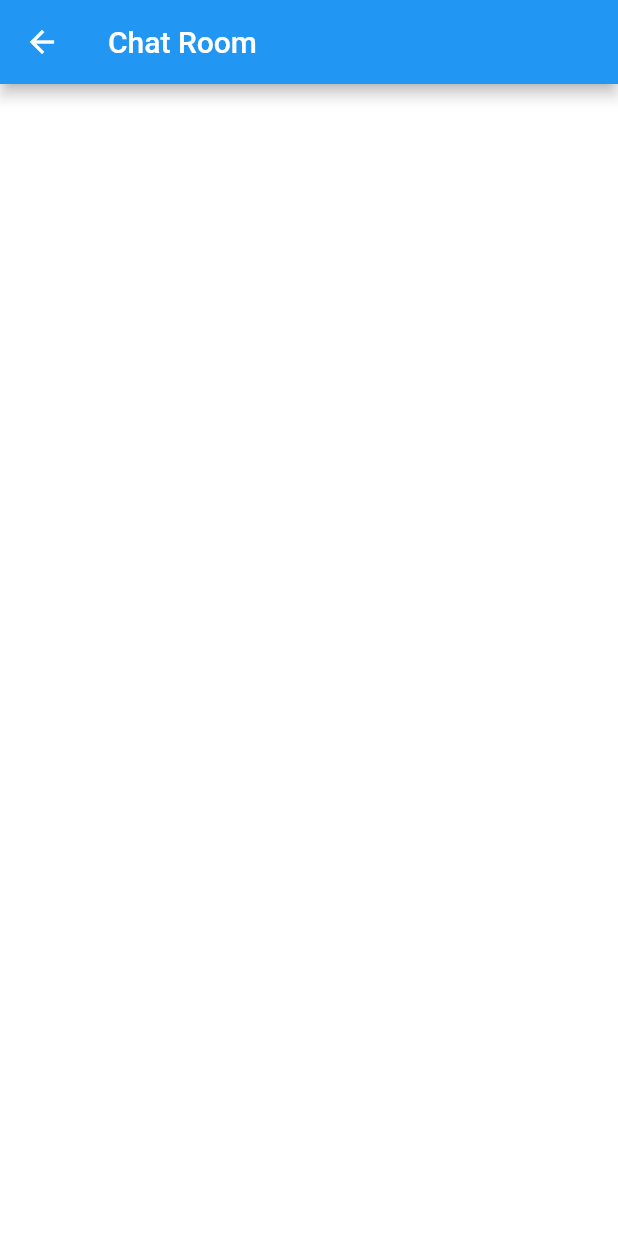
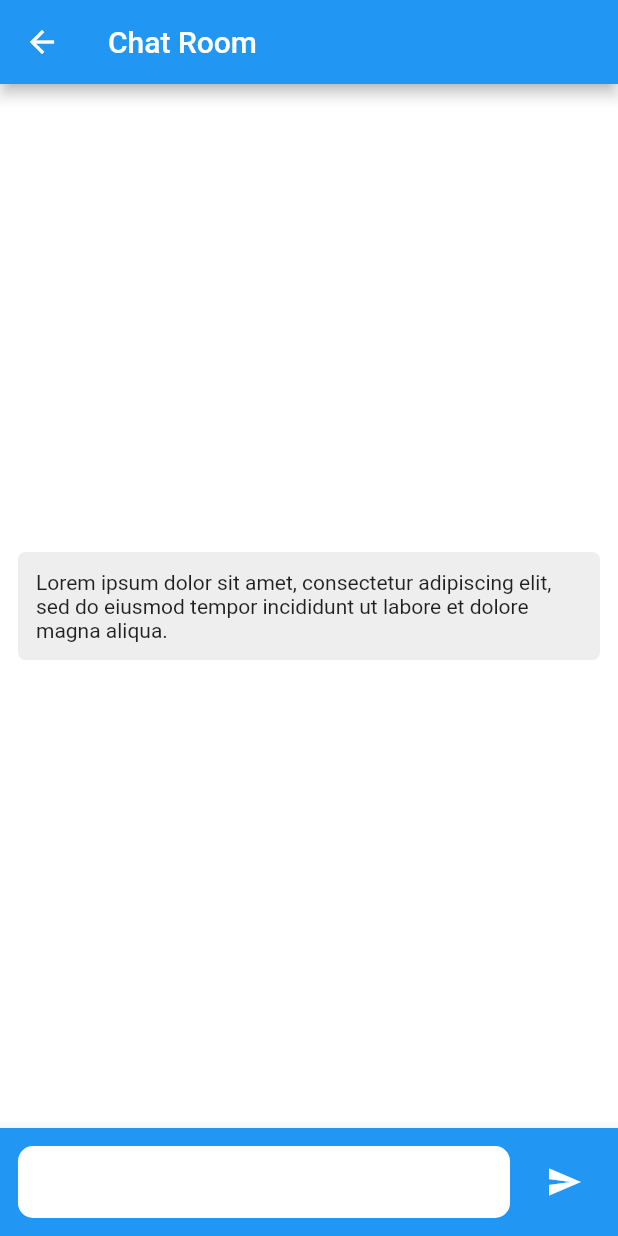
Before and after one commit to simplychat/SimplyChat, a Flutter app: the screen it shows after launch, after a tap on "Go", on a phone screen of 412 x 824 dp. Run offline on Flutter 3.47's test engine with Material 2 defaults, Android fonts, the phone set to English and light mode, and no system bars.

Commit message:
Add a textfield, create chat box

```diff
--- a/lib/main.dart
+++ b/lib/main.dart
@@ -1,4 +1,5 @@
 import 'package:flutter/material.dart';
+import 'package:simply/utils/constants.dart';
 import 'package:simply/views/home.dart';
 
 void main() => runApp(MyApp());
@@ -7,7 +8,7 @@ class MyApp extends StatelessWidget {
   @override
   Widget build(BuildContext context) {
     return MaterialApp(
-      title: 'SimplyChat',
+      title: appName,
       theme: ThemeData(
         primarySwatch: Colors.blue,
         scaffoldBackgroundColor: Colors.blue,
--- /dev/null
+++ b/lib/utils/constants.dart
@@ -0,0 +1,11 @@
+// Strings
+const String appName = 'ChatBee';
+
+// Margins
+const double materialMarginSmall = 12.0;
+const double materialMargin = 24.0;
+
+// Radii
+const double miniRadius = 5.0;
+const double smallRadius = 10.0;
+const double mediumRadius = 20.0;
--- a/lib/views/chat.dart
+++ b/lib/views/chat.dart
@@ -1,10 +1,17 @@
 import 'package:flutter/material.dart';
+import 'package:simply/utils/constants.dart';
+import 'package:simply/widgets/ChatBox.dart';
 
-class ChatRoom extends StatelessWidget {
-
+class ChatRoom extends StatefulWidget {
   final String nickName;
 
   ChatRoom({Key key, @required this.nickName}) : super(key: key);
+
+  @override
+  _ChatRoomState createState() => _ChatRoomState();
+}
+
+class _ChatRoomState extends State<ChatRoom> {
 
   @override
   Widget build(BuildContext context) {
@@ -13,8 +20,50 @@ class ChatRoom extends StatelessWidget {
       appBar: AppBar(
         title: Text('Chat Room'),
       ),
+      bottomNavigationBar: BottomAppBar(
+        color: Colors.blue,
+        child: Container(
+            padding: EdgeInsets.all(materialMarginSmall),
+            child: Row(
+              mainAxisAlignment: MainAxisAlignment.center,
+              children: <Widget>[
+                Container(
+                  child: Flexible(
+                      child: Container(
+                        decoration: BoxDecoration(
+                          color: Colors.white,
+                          borderRadius: BorderRadius.circular(smallRadius),
+                        ),
+                        child: TextField(
+                          decoration: InputDecoration(
+                            border: InputBorder.none,
+                            contentPadding: EdgeInsets.all(materialMarginSmall),
+                          ),
+                          onChanged: (name) {
+                            // Todo
+                          },
+                          autofocus: false,
+                        ),
+                      )
+                  ),
+                ),
+                Container(
+                    padding: EdgeInsets.only(left: materialMarginSmall),
+                    child: IconButton(
+                        icon: Icon(Icons.send, color: Colors.white),
+                        onPressed: () {
+                          // Todo
+                        })
+                )
+              ],
+            )
+        ),
+      ),
       body: Center(
-          child: Text(nickName)
+          child: ChatBox(
+              textToShow: 'Lorem ipsum dolor sit amet, consectetur adipiscing '
+                  'elit, sed do eiusmod tempor incididunt ut labore et dolore magna'
+                  ' aliqua.')
       ),
     );
   }
--- a/lib/views/home.dart
+++ b/lib/views/home.dart
@@ -1,4 +1,5 @@
 import 'package:flutter/material.dart';
+import 'package:simply/utils/constants.dart';
 import 'package:simply/views/chat.dart';
 
 class HomePage extends StatefulWidget {
@@ -22,18 +23,18 @@ class _HomePageState extends State<HomePage> {
   Widget build(BuildContext context) {
     return Scaffold(
         appBar: AppBar(
-          title: Text('SimplyChat'),
+          title: Text(appName),
         ),
         body:
         Column(
           mainAxisAlignment: MainAxisAlignment.center,
           children: <Widget>[
             Container(
-                padding: const EdgeInsets.all(30.0),
+                padding: EdgeInsets.all(30.0),
                 child: Container(
                   decoration: BoxDecoration(
                     color: Colors.white,
-                    borderRadius: BorderRadius.circular(10.0),
+                    borderRadius: BorderRadius.circular(smallRadius),
                   ),
                   child: TextField(
                     decoration: InputDecoration(
@@ -50,21 +51,16 @@ class _HomePageState extends State<HomePage> {
             ),
             RaisedButton(
               shape: RoundedRectangleBorder(
-                borderRadius: BorderRadius.only(
-                  topRight: Radius.circular(10.0),
-                  topLeft: Radius.circular(10.0),
-                  bottomLeft: Radius.circular(10.0),
-                  bottomRight: Radius.circular(10.0),
-                ),
+                borderRadius: BorderRadius.all(Radius.circular(smallRadius)),
               ),
               color: Colors.green[500],
-              child: const Text(
+              child: Text(
                 'Go',
                 semanticsLabel: 'Enter chat',
                 style: TextStyle(color: Colors.white),),
               onPressed: () {
                 Navigator.push(context, MaterialPageRoute(
-                    builder: (context) => ChatRoom(nickName: nickName,)),);
+                    builder: (context) => ChatRoom(nickName: nickName,)));
               },),
           ],
         )
--- /dev/null
+++ b/lib/widgets/ChatBox.dart
@@ -0,0 +1,31 @@
+import 'package:flutter/material.dart';
+import 'package:simply/utils/constants.dart';
+
+class ChatBox extends StatefulWidget {
+  final String textToShow;
+
+  ChatBox({Key key, @required this.textToShow}) : super(key: key);
+
+  @override
+  _ChatBoxState createState() => _ChatBoxState();
+}
+
+class _ChatBoxState extends State<ChatBox> {
+
+  @override
+  Widget build(BuildContext context) {
+    return Container(
+      padding: EdgeInsets.all(materialMarginSmall),
+      child: Container(
+        decoration: BoxDecoration(
+          color: Colors.grey[200],
+          borderRadius: BorderRadius.circular(miniRadius),
+        ),
+        child: Container(
+          padding: EdgeInsets.all(materialMarginSmall),
+          child: Text(widget.textToShow),
+        )
+      )
+    );
+  }
+}
```
